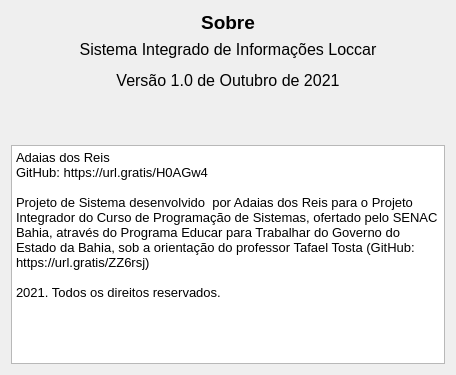
This is ui/ui_sobre.ui in adaiasreis/Projeto as Qt 5 draws it before an edit. The edited form follows.
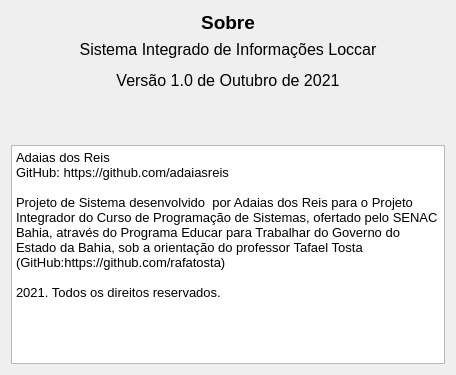
This is the edited form.

The edit to the form file:
```diff
--- a/ui/ui_sobre.ui
+++ b/ui/ui_sobre.ui
@@ -60,9 +60,9 @@
        </property>
        <property name="plainText">
         <string>Adaias dos Reis
-GitHub: https://url.gratis/H0AGw4
+GitHub: https://github.com/adaiasreis
 
-Projeto de Sistema desenvolvido  por Adaias dos Reis para o Projeto Integrador do Curso de Programação de Sistemas, ofertado pelo SENAC Bahia, através do Programa Educar para Trabalhar do Governo do Estado da Bahia, sob a orientação do professor Tafael Tosta (GitHub: https://url.gratis/ZZ6rsj)
+Projeto de Sistema desenvolvido  por Adaias dos Reis para o Projeto Integrador do Curso de Programação de Sistemas, ofertado pelo SENAC Bahia, através do Programa Educar para Trabalhar do Governo do Estado da Bahia, sob a orientação do professor Tafael Tosta (GitHub:https://github.com/rafatosta)
 
 2021. Todos os direitos reservados.
 
```
